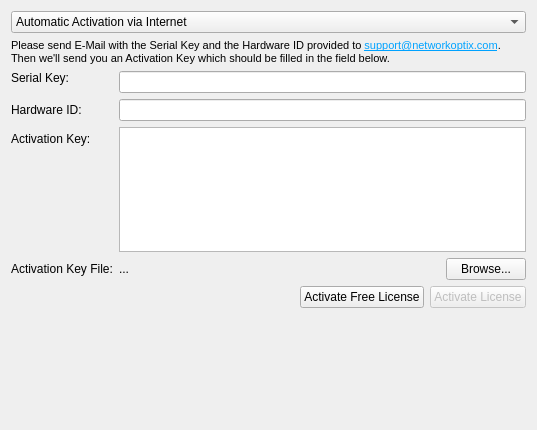
Above: client/src/ui/widgets/settings/license_widget.ui from networkoptix/nx_open before the change. Below: the same form after it.
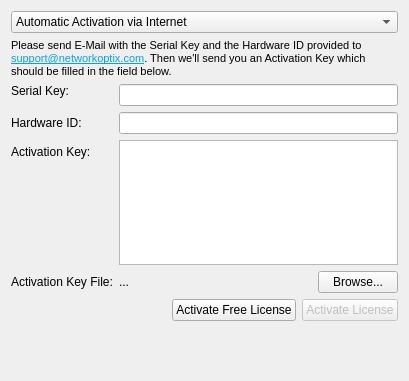
That is the form after the change.

Commit message:
Bug #1358: Reduce License form height
<==== Mercurial data ====>
Branch: master

The edit to the form file:
```diff
--- a/client/src/ui/widgets/settings/license_widget.ui
+++ b/client/src/ui/widgets/settings/license_widget.ui
@@ -6,8 +6,8 @@
    <rect>
     <x>0</x>
     <y>0</y>
-    <width>537</width>
-    <height>430</height>
+    <width>409</width>
+    <height>381</height>
    </rect>
   </property>
   <property name="sizePolicy">
```
The commit also changes 3 other files.
